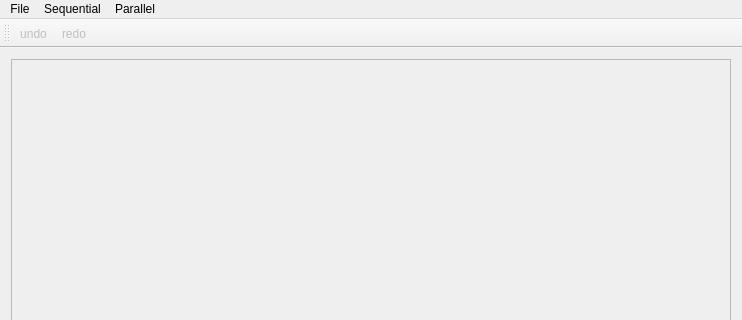
Before: the Qt Designer form mainwindow.ui in mattrichard/prog4, drawn with Qt 5; both pictures show x 0 to 742 and y 0 to 320 of the 742 by 569 pixel window.
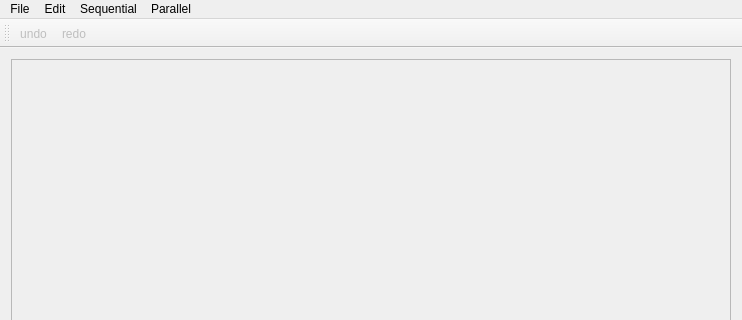
After: the same form once the commit is applied. Icons and pictures are not drawn.

Commit message: Added a dialog for setting the thread count.

The edit to the form file:
```diff
--- a/mainwindow.ui
+++ b/mainwindow.ui
@@ -145,7 +145,14 @@
     <addaction name="actionPosterize_Sequential"/>
     <addaction name="actionGaussian_Sequential"/>
    </widget>
+   <widget class="QMenu" name="menuEdit_2">
+    <property name="title">
+     <string>Edit</string>
+    </property>
+    <addaction name="actionSet_Thread_Count"/>
+   </widget>
    <addaction name="menuFile"/>
+   <addaction name="menuEdit_2"/>
    <addaction name="menuSequential"/>
    <addaction name="menuEdit"/>
   </widget>
```
Left out of the diff: 5 changed lines with no effect on the pictures. The commit also changes 2 other files.
